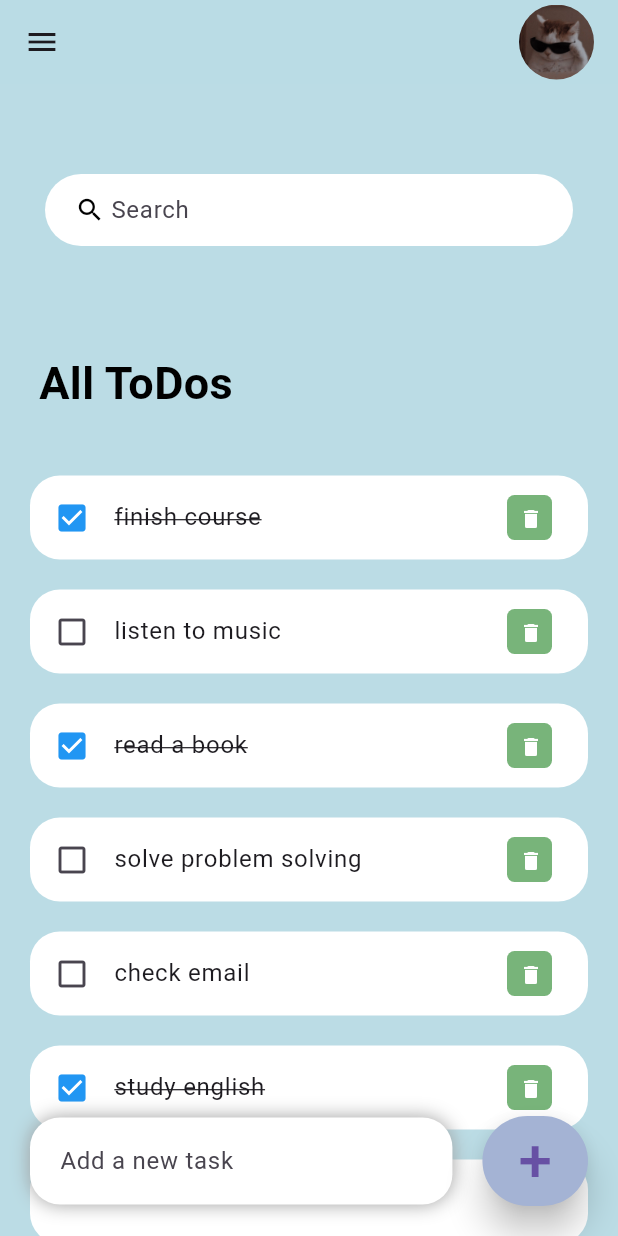
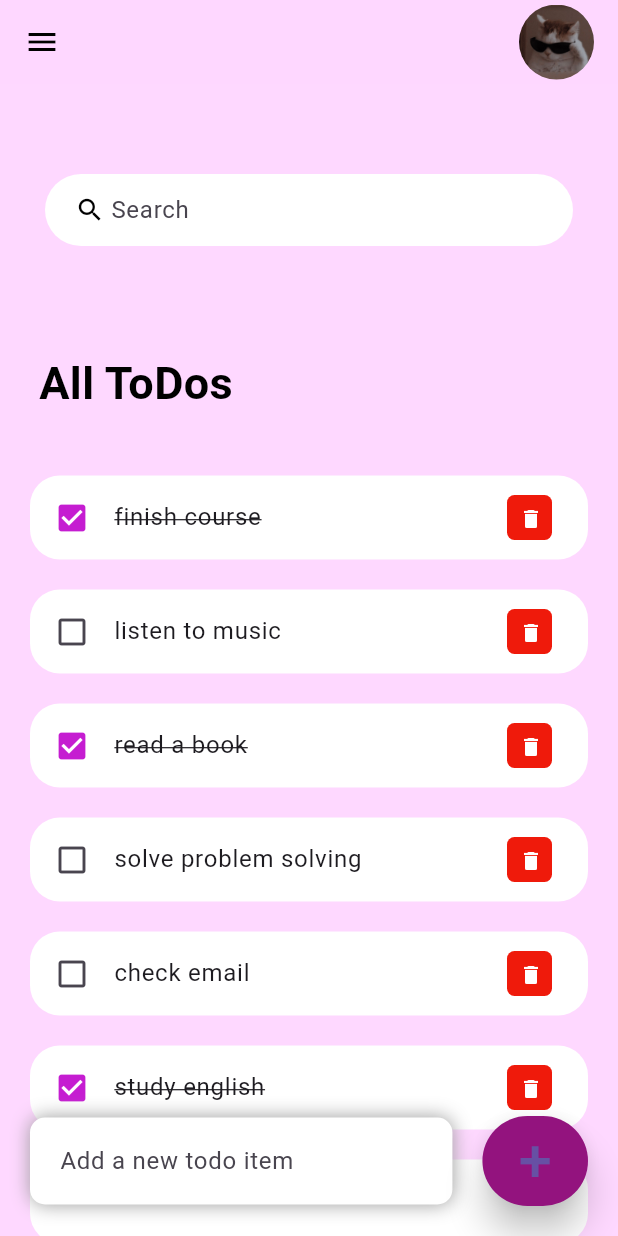
Before and after one commit to KarolHany/Todo_App, a Flutter app: the screen it shows after launch, on a phone screen of 412 x 824 dp. Run offline on Flutter 3.47's test engine with Material 3 defaults, Android fonts, the phone set to English and light mode, and no system bars.

Commit message:
todo list

```diff
--- a/lib/screens/homepage.dart
+++ b/lib/screens/homepage.dart
@@ -1,6 +1,5 @@
 import 'package:flutter/material.dart';
 import 'package:todo_list/model/todo.dart';
-import 'package:todo_list/widgets/textbox.dart';
 
 import '../widgets/item.dart';
 
@@ -12,27 +11,31 @@ class HomePage extends StatefulWidget {
 }
 
 class _HomePageState extends State<HomePage> {
-  List<ToDo> _foundToDo = [];
+  List<ToDo> foundToDo = [];
   final todolist = ToDo.todoList;
-  static final _todoController = TextEditingController();
+  final todoController = TextEditingController();
+  final searchboxController = TextEditingController();
 
   void initState() {
-    _foundToDo = todolist;
+    foundToDo = todolist;
     super.initState();
   }
 
   @override
   Widget build(BuildContext context) {
     return Scaffold(
-        backgroundColor: Color.fromARGB(252, 186, 220, 229),
+        backgroundColor: Color.fromARGB(250, 254, 215, 255),
         appBar: AppBar(
-          backgroundColor: Color.fromARGB(252, 186, 220, 229),
+          backgroundColor: Color.fromARGB(250, 254, 215, 255),
           elevation: 0,
           centerTitle: true,
           title: Row(
             mainAxisAlignment: MainAxisAlignment.spaceBetween,
             children: [
-              Icon(Icons.menu),
+              Icon(
+                Icons.menu,
+                color: Colors.black,
+              ),
               Container(
                 height: 50,
                 width: 50,
@@ -66,8 +69,8 @@ class _HomePageState extends State<HomePage> {
                         borderRadius: BorderRadius.circular(30),
                       ),
                       child: TextField(
-                        onChanged: (value) => _runFilter(value),
-                        controller: _todoController,
+                        onChanged: (value) => runFilter(value),
+                        controller: searchboxController,
                         decoration: InputDecoration(
                           contentPadding: EdgeInsets.all(0),
                           prefixIcon: Icon(
@@ -100,11 +103,11 @@ class _HomePageState extends State<HomePage> {
                                 fontWeight: FontWeight.bold),
                           ),
                         ),
-                        for (ToDo toDoo in _foundToDo.reversed)
+                        for (ToDo toDoo in foundToDo.reversed)
                           ToDoItem(
                               toDo: toDoo,
-                              onChangeToDo: _handleToDo,
-                              onDeleteItem: _deleteToDo),
+                              onChangeToDo: handleToDo,
+                              onDeleteItem: deleteToDo),
                       ],
                     ),
                   )
@@ -117,25 +120,29 @@ class _HomePageState extends State<HomePage> {
                 children: [
                   Expanded(
                     child: Container(
-                      margin: EdgeInsets.only(bottom: 20, left: 20, right: 20),
-                      padding:
-                          EdgeInsets.symmetric(horizontal: 20, vertical: 5),
+                      margin: const EdgeInsets.only(
+                        bottom: 20,
+                        right: 20,
+                        left: 20,
+                      ),
+                      padding: const EdgeInsets.symmetric(
+                          horizontal: 20, vertical: 5),
                       decoration: BoxDecoration(
                         color: Colors.white,
-                        boxShadow: [
+                        boxShadow: const [
                           BoxShadow(
                             color: Colors.grey,
                             offset: Offset(0.0, 0.0),
                             blurRadius: 10.0,
-                            spreadRadius: 0,
-                          ),
+                            spreadRadius: 0.0,
+                          )
                         ],
-                        borderRadius: BorderRadius.circular(20),
+                        borderRadius: BorderRadius.circular(10),
                       ),
                       child: TextField(
-                        controller: _todoController,
-                        decoration: InputDecoration(
-                          hintText: 'Add a new task',
+                        controller: todoController,
+                        decoration: const InputDecoration(
+                          hintText: 'Add a new todo item',
                           border: InputBorder.none,
                         ),
                       ),
@@ -145,14 +152,17 @@ class _HomePageState extends State<HomePage> {
                     margin: EdgeInsets.only(bottom: 20, right: 20),
                     child: ElevatedButton(
                       onPressed: () {
-                        _addToDoItem(_todoController.text);
+                        final newTask = todoController.text;
+                        if (newTask.trim().isNotEmpty) {
+                          addToDoItem(todoController.text);
+                        }
                       },
                       child: Text(
                         "+",
                         style: TextStyle(fontSize: 40),
                       ),
                       style: ElevatedButton.styleFrom(
-                        backgroundColor: Color(0xffA4B3D4),
+                        backgroundColor: Color.fromARGB(255, 147, 19, 126),
                         minimumSize: Size(60, 60),
                         elevation: 10,
                       ),
@@ -165,39 +175,39 @@ class _HomePageState extends State<HomePage> {
         ));
   }
 
-  void _handleToDo(ToDo toDo) {
+  void handleToDo(ToDo toDo) {
     setState(() {
       toDo.isDone = !toDo.isDone;
     });
   }
 
-  void _deleteToDo(String id) {
+  void deleteToDo(String id) {
     setState(() {
-      todolist.removeWhere((item) => item.id == id);
+      todolist.removeWhere((element) => element.id == id);
     });
   }
 
-  void _addToDoItem(String toDo) {
+  void addToDoItem(String toDo) {
     setState(() {
       todolist.add(ToDo(
           id: DateTime.now().millisecondsSinceEpoch.toString(),
           todoText: toDo));
     });
-    _todoController.clear();
+    todoController.clear();
   }
 
-  void _runFilter(String keyword) {
+  void runFilter(String keyword) {
     List<ToDo> results = [];
     if (keyword.isEmpty) {
       results = todolist;
     } else {
       results = todolist
-          .where((item) =>
-              item.todoText.toLowerCase().contains(keyword.toLowerCase()))
+          .where((element) =>
+              element.todoText.toLowerCase().contains(keyword.toLowerCase()))
           .toList();
     }
     setState(() {
-      _foundToDo = results;
+      foundToDo = results;
     });
   }
 }
--- a/lib/widgets/item.dart
+++ b/lib/widgets/item.dart
@@ -26,7 +26,7 @@ class ToDoItem extends StatelessWidget {
           leading: toDo.isDone
               ? Icon(
                   Icons.check_box,
-                  color: Colors.blue,
+                  color: Color.fromARGB(255, 197, 29, 209),
                 )
               : Icon(
                   Icons.check_box_outline_blank,
@@ -42,7 +42,7 @@ class ToDoItem extends StatelessWidget {
             height: 30,
             width: 30,
             decoration: BoxDecoration(
-              color: Color.fromARGB(255, 120, 180, 122),
+              color: const Color.fromARGB(255, 239, 26, 11),
               borderRadius: BorderRadius.circular(5),
             ),
             child: IconButton(
```
Also changed, not shown: lib/widgets/textbox.dart (deleted, +0 -39 lines).
